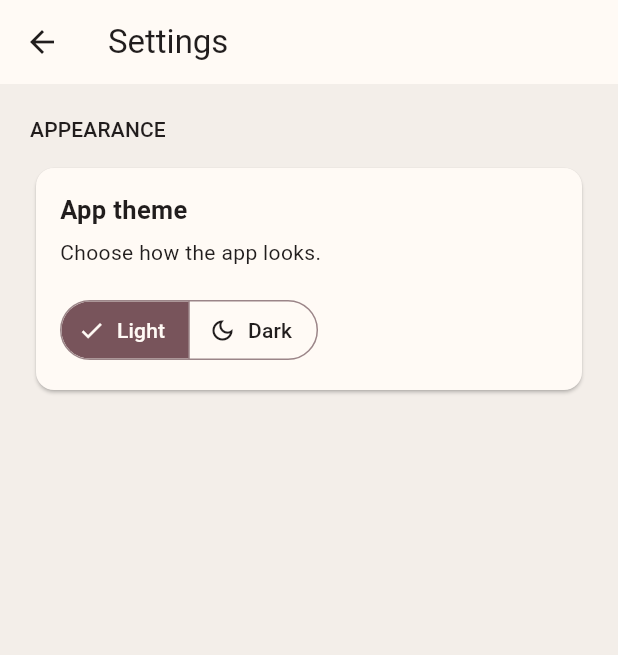
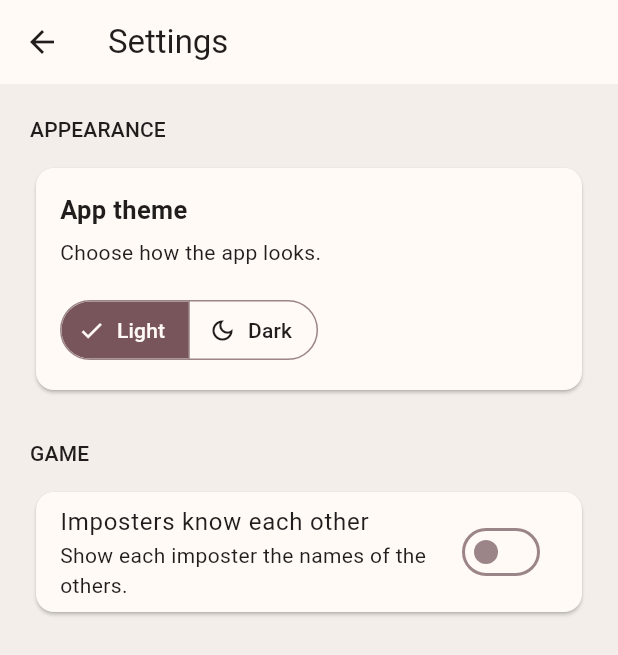
Before and after one commit to Nvrrdream/Imposter, a Flutter app: the screen it shows after launch, item 3 of the bottom bar chosen, after a tap on "Light", on a phone screen of 412 x 824 dp. Shown: the top 655 px of the screen. Run offline on Flutter 3.47's test engine with Material 3 defaults, Android fonts, the phone set to English and light mode, and no system bars; our stand-ins replace material_ui, shared_preferences.

```diff
--- a/lib/screens/settings_screen.dart
+++ b/lib/screens/settings_screen.dart
@@ -1,6 +1,7 @@
 import 'package:material_ui/material_ui.dart';
+import 'package:shared_preferences/shared_preferences.dart';
 
-class SettingsScreen extends StatelessWidget {
+class SettingsScreen extends StatefulWidget {
   const SettingsScreen({
     required this.themeMode,
     required this.onThemeChanged,
@@ -9,6 +10,41 @@ class SettingsScreen extends StatelessWidget {
 
   final ThemeMode themeMode;
   final ValueChanged<ThemeMode> onThemeChanged;
+
+  @override
+  State<SettingsScreen> createState() => _SettingsScreenState();
+}
+
+class _SettingsScreenState extends State<SettingsScreen> {
+  bool _impostersKnowEachOther = false;
+  bool _isPreferenceLoaded = false;
+
+  @override
+  void initState() {
+    super.initState();
+    _loadImposterPreference();
+  }
+
+  Future<void> _loadImposterPreference() async {
+    final preferences = await SharedPreferences.getInstance();
+
+    if (!mounted) return;
+
+    setState(() {
+      _impostersKnowEachOther =
+          preferences.getBool('imposters_know_each_other') ?? false;
+      _isPreferenceLoaded = true;
+    });
+  }
+
+  Future<void> _setImposterPreference(bool value) async {
+    setState(() {
+      _impostersKnowEachOther = value;
+    });
+
+    final preferences = await SharedPreferences.getInstance();
+    await preferences.setBool('imposters_know_each_other', value);
+  }
 
   @override
   Widget build(BuildContext context) {
@@ -25,20 +61,49 @@ class SettingsScreen extends StatelessWidget {
               child: Column(
                 crossAxisAlignment: CrossAxisAlignment.start,
                 children: [
-                  const Text('App theme', style: TextStyle(fontSize: 17, fontWeight: FontWeight.w700)),
+                  const Text(
+                    'App theme',
+                    style: TextStyle(fontSize: 17, fontWeight: FontWeight.w700),
+                  ),
                   const SizedBox(height: 6),
-                  Text('Choose how the app looks.', style: Theme.of(context).textTheme.bodyMedium),
+                  Text(
+                    'Choose how the app looks.',
+                    style: Theme.of(context).textTheme.bodyMedium,
+                  ),
                   const SizedBox(height: 18),
                   SegmentedButton<ThemeMode>(
                     segments: const [
-                      ButtonSegment(value: ThemeMode.light, label: Text('Light'), icon: Icon(Icons.light_mode_outlined)),
-                      ButtonSegment(value: ThemeMode.dark, label: Text('Dark'), icon: Icon(Icons.dark_mode_outlined)),
+                      ButtonSegment(
+                        value: ThemeMode.light,
+                        label: Text('Light'),
+                        icon: Icon(Icons.light_mode_outlined),
+                      ),
+                      ButtonSegment(
+                        value: ThemeMode.dark,
+                        label: Text('Dark'),
+                        icon: Icon(Icons.dark_mode_outlined),
+                      ),
                     ],
-                    selected: {themeMode},
-                    onSelectionChanged: (selection) => onThemeChanged(selection.first),
+                    selected: {widget.themeMode},
+                    onSelectionChanged: (selection) =>
+                        widget.onThemeChanged(selection.first),
                   ),
                 ],
               ),
+            ),
+          ),
+          const SizedBox(height: 28),
+          Text('GAME', style: Theme.of(context).textTheme.labelLarge),
+          const SizedBox(height: 12),
+          Card(
+            child: SwitchListTile(
+              title: const Text('Imposters know each other'),
+              subtitle: const Text(
+                'Show each imposter the names of the others.',
+              ),
+              value: _impostersKnowEachOther,
+              onChanged:
+                  _isPreferenceLoaded ? _setImposterPreference : null,
             ),
           ),
         ],
```
Also changed, not shown: lib/screens/discussion_screen.dart (added, +78 -0 lines), lib/screens/game_session_screen.dart (+5 -46 lines), lib/screens/player_setup_screen.dart (+1 -23 lines), lib/screens/vote_reveal_screen.dart (added, +75 -0 lines), lib/screens/voting_screen.dart (added, +111 -0 lines).
